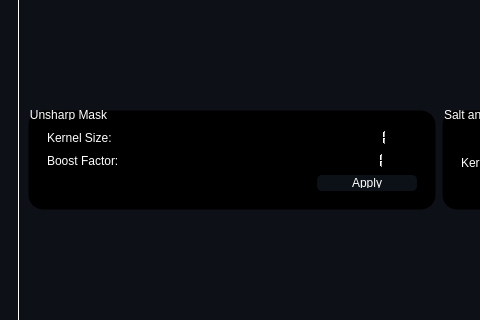
Old version of the form resources/MainWindow.ui in the repository Zeyad-Alo/DICOM-Viewer; both pictures show x 0 to 480 and y 145 to 465 of the 878 by 562 pixel window.
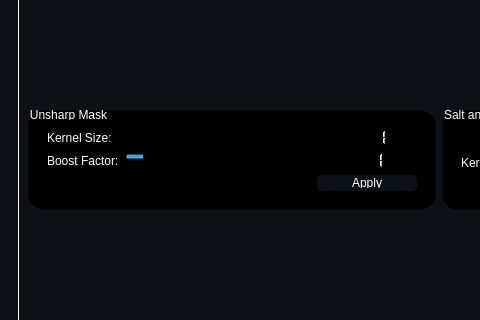
New version of the form. Icons and pictures are not drawn.

The edit to the form file:
```diff
--- a/resources/MainWindow.ui
+++ b/resources/MainWindow.ui
@@ -1390,16 +1390,16 @@
                       <number>1</number>
                      </property>
                      <property name="maximum">
-                      <number>101</number>
+                      <number>100</number>
                      </property>
                      <property name="singleStep">
                       <number>2</number>
                      </property>
                      <property name="pageStep">
-                      <number>2</number>
+                      <number>1</number>
                      </property>
                      <property name="sliderPosition">
-                      <number>1</number>
+                      <number>10</number>
                      </property>
                      <property name="orientation">
                       <enum>Qt::Horizontal</enum>
```
Left out of the diff: 2 changed lines with no effect on the pictures.
